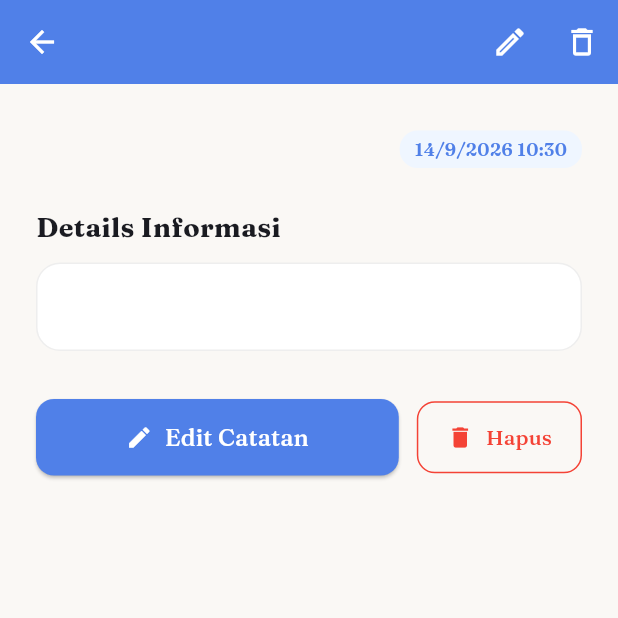
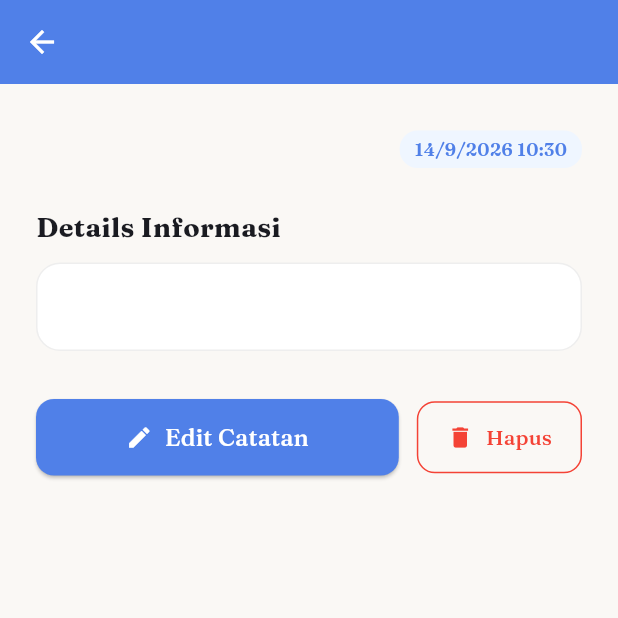
Before and after one commit to halojeje/assesment_ppkd, a Flutter app: the DetailNotePage screen opened directly with empty values, on a phone screen of 412 x 824 dp, the top half of it. Run offline on Flutter 3.47's test engine with Material 3 defaults, Android fonts, the phone set to English and light mode, and no system bars; our stand-ins replace cloud_firestore, firebase_auth, firebase_core, image_picker, shared_preferences, sqflite; accounts and stored records are empty.

Commit message:
refactor: remove edit and delete icons from detail page appbar

```diff
--- a/lib/views/detailnotepage.dart
+++ b/lib/views/detailnotepage.dart
@@ -95,18 +95,6 @@ class _DetailNotePageState extends State<DetailNotePage> {
         ),
         backgroundColor: const Color(0xFF5080E8),
         foregroundColor: Colors.white,
-        actions: [
-          IconButton(
-            icon: const Icon(Icons.edit_outlined),
-            tooltip: 'Edit Catatan',
-            onPressed: _handleEdit,
-          ),
-          IconButton(
-            icon: const Icon(Icons.delete_outline),
-            tooltip: 'Hapus Catatan',
-            onPressed: _handleDelete,
-          ),
-        ],
       ),
       body: SingleChildScrollView(
         child: Column(
```
